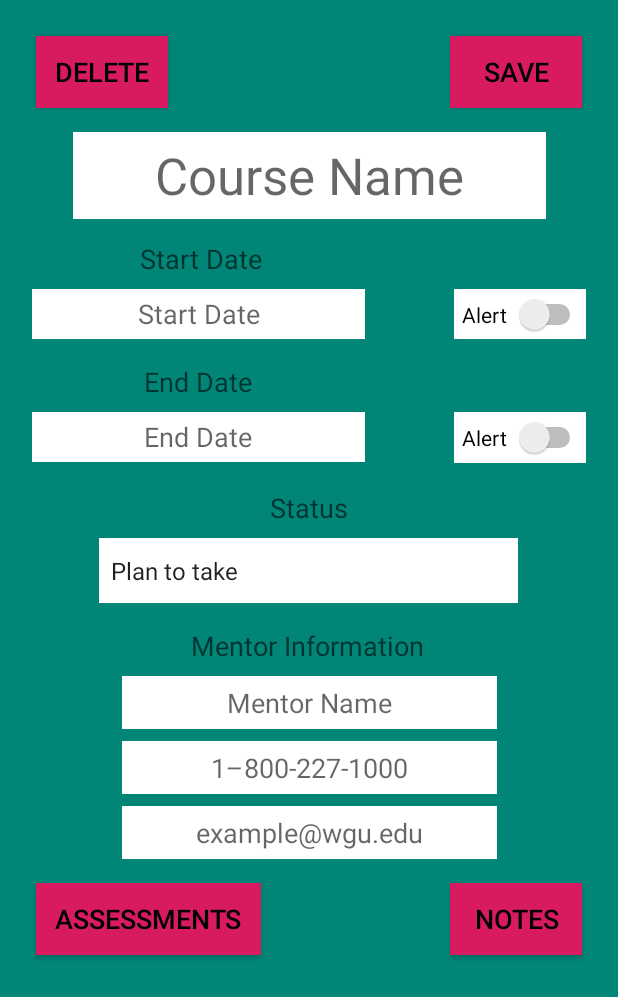
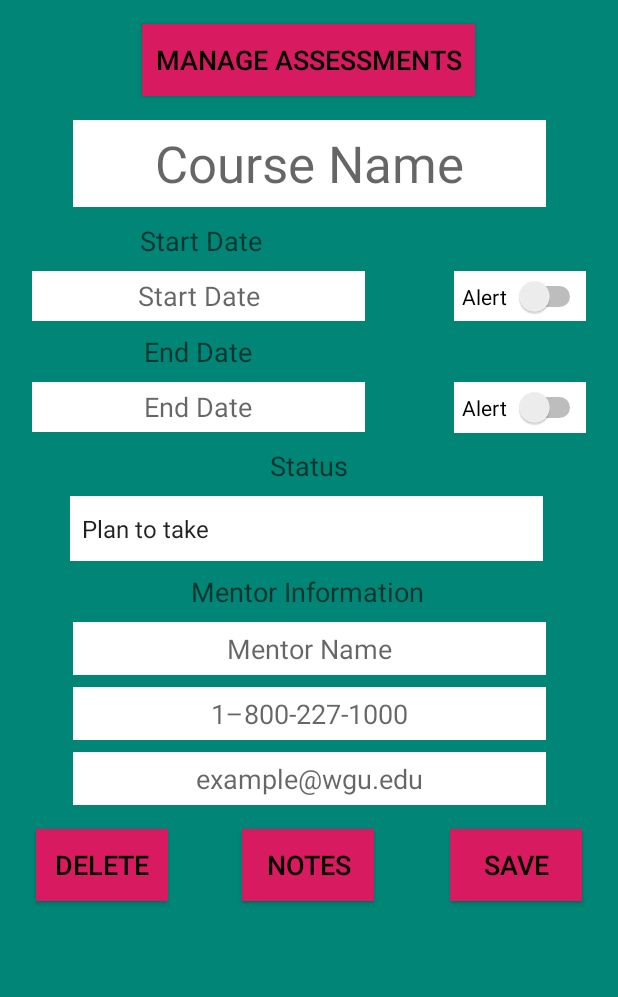
Before and after one commit to tr4v1sty/Android_SchoolTracker, an Android app: the CourseView screen opened directly, with no data from a screen before it, on a phone screen of 412 x 824 dp. Shown: the top 997 px of the screen. Run offline under Robolectric (Android 15) with nearby library versions, the phone set to English and light mode, and no system bars.

Commit message:
moved buttons

```diff
--- a/app/src/main/res/layout/activity_course_details.xml
+++ b/app/src/main/res/layout/activity_course_details.xml
@@ -34,19 +34,19 @@
 
             <Button
                 android:id="@+id/deleteCourseButtonButton"
+                style="@android:style/Widget.DeviceDefault.Button"
                 android:layout_width="wrap_content"
                 android:layout_height="wrap_content"
                 android:layout_marginStart="16dp"
                 android:layout_marginLeft="16dp"
                 android:layout_marginTop="16dp"
+                android:background="@color/colorAccent"
+                android:onClick="deleteCourse"
                 android:text="DELETE"
-                android:onClick="deleteCourse"
                 android:textColor="@android:color/black"
                 android:textSize="18sp"
-                style="@android:style/Widget.DeviceDefault.Button"
-                android:background="@color/colorAccent"
                 app:layout_constraintStart_toStartOf="parent"
-                app:layout_constraintTop_toTopOf="parent" />
+                app:layout_constraintTop_toBottomOf="@+id/ptMentorDetailEmail" />
 
             <Button
                 android:id="@+id/btnCourseDetailSave"
@@ -57,18 +57,18 @@
                 android:layout_marginEnd="16dp"
                 android:layout_marginRight="16dp"
                 android:background="@color/colorAccent"
+                android:onClick="saveCourse"
+                android:text="@string/save"
                 android:textColor="@android:color/black"
                 android:textSize="18sp"
-                android:onClick="saveCourse"
-                android:text="@string/save"
                 app:layout_constraintEnd_toEndOf="parent"
-                app:layout_constraintTop_toTopOf="parent" />
+                app:layout_constraintTop_toBottomOf="@+id/ptMentorDetailEmail" />
 
             <EditText
                 android:id="@+id/ptCourseDetailCourseName"
                 android:layout_width="315dp"
                 android:layout_height="58dp"
-                android:layout_marginTop="80dp"
+                android:layout_marginTop="72dp"
                 android:background="@android:color/white"
                 android:ems="10"
                 android:hint="@string/courseName"
@@ -156,7 +156,7 @@
 
             <Spinner
                 android:id="@+id/spinnerCourseDetailStatus"
-                android:layout_width="279dp"
+                android:layout_width="315dp"
                 android:layout_height="43dp"
                 android:layout_marginTop="8dp"
                 android:layout_marginEnd="8dp"
@@ -170,7 +170,7 @@
 
             <EditText
                 android:id="@+id/ptMentorDetailName"
-                android:layout_width="250dp"
+                android:layout_width="315dp"
                 android:layout_height="35dp"
                 android:layout_marginStart="8dp"
                 android:layout_marginLeft="8dp"
@@ -189,7 +189,7 @@
 
             <EditText
                 android:id="@+id/ptMentorDetailPhone"
-                android:layout_width="250dp"
+                android:layout_width="315dp"
                 android:layout_height="35dp"
                 android:layout_marginStart="8dp"
                 android:layout_marginLeft="8dp"
@@ -207,7 +207,7 @@
 
             <EditText
                 android:id="@+id/ptMentorDetailEmail"
-                android:layout_width="250dp"
+                android:layout_width="315dp"
                 android:layout_height="35dp"
                 android:layout_marginStart="8dp"
                 android:layout_marginLeft="8dp"
@@ -225,30 +225,34 @@
 
             <Button
                 android:id="@+id/btnCourseDetailManageAss"
-                android:layout_width="150dp"
-                android:layout_height="48dp"
-                android:layout_marginStart="16dp"
-                android:layout_marginLeft="16dp"
-                android:layout_marginTop="16dp"
+                android:layout_width="222dp"
+                android:layout_height="wrap_content"
+                android:layout_marginTop="8dp"
                 android:background="@color/colorAccent"
                 android:text="@string/manageAssessments"
                 android:textColor="@android:color/black"
                 android:textSize="18sp"
+                app:layout_constraintEnd_toEndOf="parent"
+                app:layout_constraintHorizontal_bias="0.497"
                 app:layout_constraintStart_toStartOf="parent"
-                app:layout_constraintTop_toBottomOf="@+id/ptMentorDetailEmail" />
+                app:layout_constraintTop_toTopOf="parent" />
 
             <Button
                 android:id="@+id/btnCourseDetailNotes"
                 android:layout_width="wrap_content"
                 android:layout_height="wrap_content"
+                android:layout_marginStart="8dp"
+                android:layout_marginLeft="8dp"
                 android:layout_marginTop="16dp"
-                android:layout_marginEnd="16dp"
-                android:layout_marginRight="16dp"
+                android:layout_marginEnd="8dp"
+                android:layout_marginRight="8dp"
                 android:background="@color/colorAccent"
+                android:text="@string/notes"
                 android:textColor="@android:color/black"
                 android:textSize="18sp"
-                android:text="@string/notes"
-                app:layout_constraintEnd_toEndOf="parent"
+                app:layout_constraintEnd_toStartOf="@+id/btnCourseDetailSave"
+                app:layout_constraintHorizontal_bias="0.493"
+                app:layout_constraintStart_toEndOf="@+id/deleteCourseButtonButton"
                 app:layout_constraintTop_toBottomOf="@+id/ptMentorDetailEmail" />
 
             <TextView
@@ -257,7 +261,7 @@
                 android:layout_height="wrap_content"
                 android:layout_marginStart="8dp"
                 android:layout_marginLeft="8dp"
-                android:layout_marginTop="152dp"
+                android:layout_marginTop="140dp"
                 android:layout_marginEnd="8dp"
                 android:layout_marginRight="8dp"
                 android:text="Start Date"
@@ -273,7 +277,7 @@
                 android:layout_height="wrap_content"
                 android:layout_marginStart="8dp"
                 android:layout_marginLeft="8dp"
-                android:layout_marginTop="16dp"
+                android:layout_marginTop="8dp"
                 android:layout_marginEnd="8dp"
                 android:layout_marginRight="8dp"
                 android:text="End Date"
@@ -289,7 +293,7 @@
                 android:layout_height="wrap_content"
                 android:layout_marginStart="8dp"
                 android:layout_marginLeft="8dp"
-                android:layout_marginTop="16dp"
+                android:layout_marginTop="8dp"
                 android:layout_marginEnd="8dp"
                 android:layout_marginRight="8dp"
                 android:text="Status"
@@ -304,7 +308,7 @@
                 android:layout_height="wrap_content"
                 android:layout_marginStart="8dp"
                 android:layout_marginLeft="8dp"
-                android:layout_marginTop="16dp"
+                android:layout_marginTop="8dp"
                 android:layout_marginEnd="8dp"
                 android:layout_marginRight="8dp"
                 android:text="Mentor Information"
--- a/app/src/main/res/values/strings.xml
+++ b/app/src/main/res/values/strings.xml
@@ -13,7 +13,7 @@
     <string name="endDate">End Date</string>
     <string name="deleteCourse">Delete Course</string>
     <string name="courseName">Course Name</string>
-    <string name="manageAssessments">Assessments</string>
+    <string name="manageAssessments">Manage Assessments</string>
     <string name="manageMentors">Manage Mentors</string>
     <string name="notes">Notes</string>
     <string name="alert">Alert</string>
```
Also changed, not shown: app/src/main/res/layout/activity_assessment_details.xml (+8 -8 lines), app/src/main/res/layout/activity_main_activity.xml (+27 -10 lines), app/src/main/res/layout/activity_term_details.xml (+13 -13 lines).
